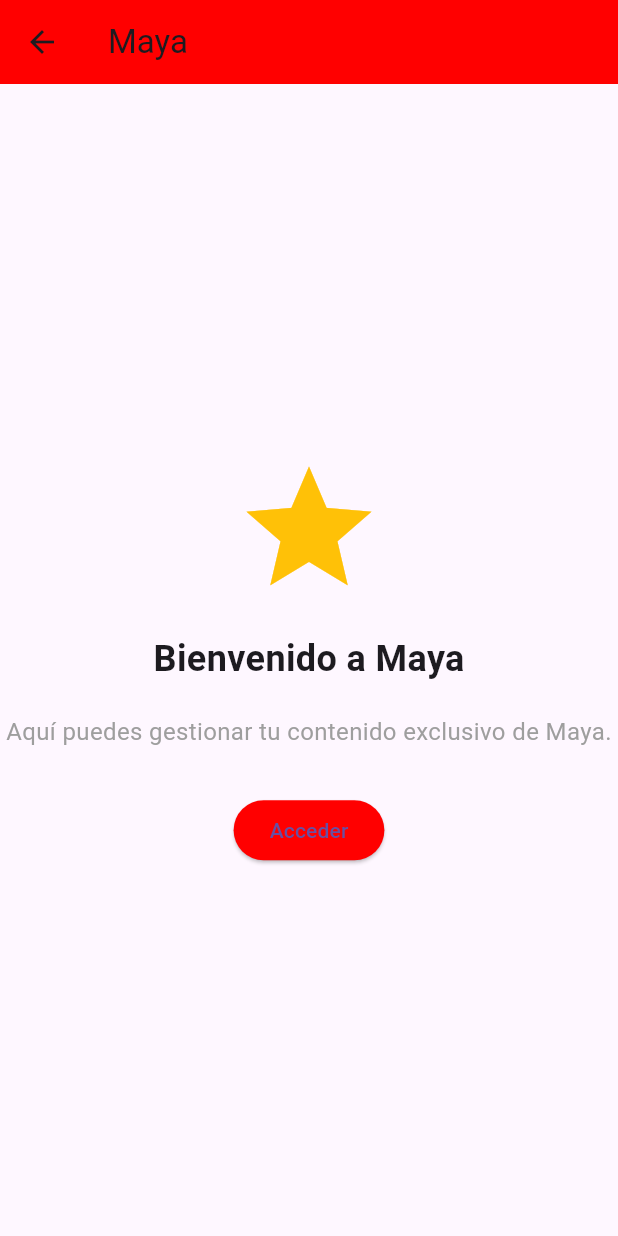
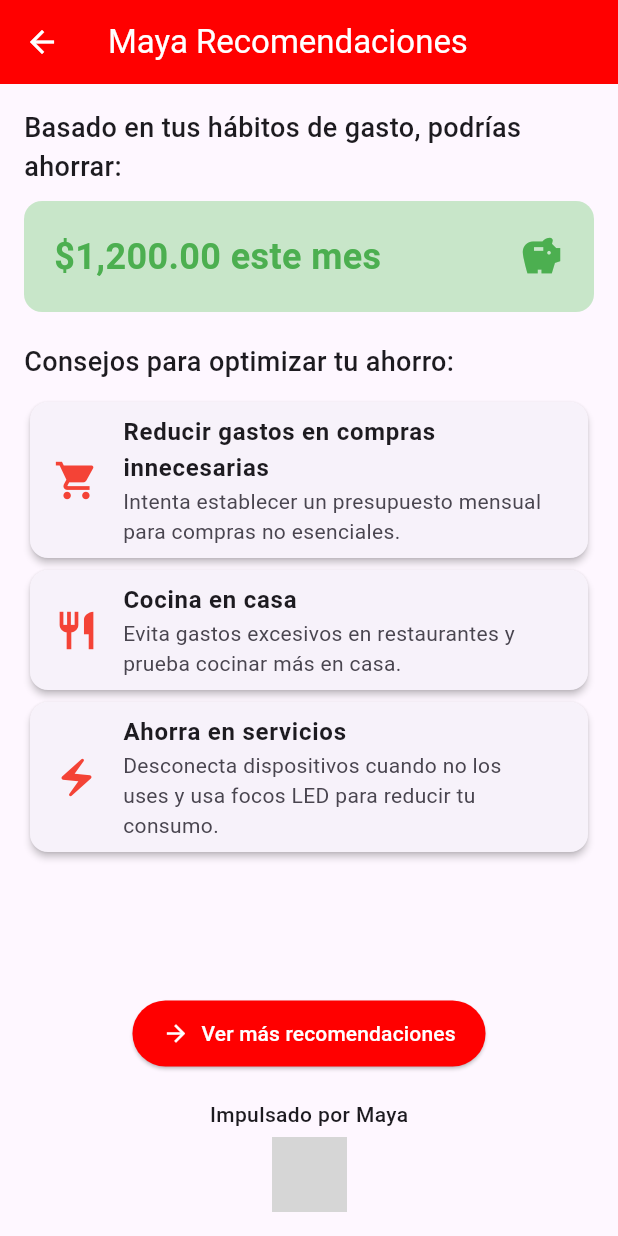
Before and after one commit to Jesus-G-C/4BitsBanorte, a Flutter app: the MayaScreen screen opened directly, on a phone screen of 412 x 824 dp. Run offline on Flutter 3.47's test engine with Material 3 defaults, Android fonts, the phone set to English and light mode, and no system bars; our stand-ins replace image_picker, local_auth; missing offline and left inert: screen_protector; grey boxes are pictures that could not be loaded.

```diff
--- a/banorte_app/lib/main.dart
+++ b/banorte_app/lib/main.dart
@@ -1,5 +1,6 @@
 // main.dart
 import 'package:flutter/material.dart';
+import 'package:screen_protector/screen_protector.dart';
 import 'screens/pre_login_screen.dart';
 
 void main() {
--- a/banorte_app/lib/screens/maya_screen.dart
+++ b/banorte_app/lib/screens/maya_screen.dart
@@ -1,41 +1,102 @@
 import 'package:flutter/material.dart';
 
 class MayaScreen extends StatelessWidget {
+  const MayaScreen({Key? key}) : super(key: key);
+
   @override
   Widget build(BuildContext context) {
     return Scaffold(
       appBar: AppBar(
-        title: Text('Maya'),
-        backgroundColor: Color(0xFFFF0000), // Color rojo de Maya
+        title: const Text('Maya Recomendaciones'),
+        backgroundColor: const Color(0xFFFF0000), // Color institucional de Banorte
+        foregroundColor: Colors.white,
+        elevation: 0,
       ),
-      body: Center(
+      body: Padding(
+        padding: const EdgeInsets.all(16.0),
         child: Column(
-          mainAxisAlignment: MainAxisAlignment.center,
-          children: <Widget>[
-            Icon(
-              Icons.star, // Icono que representa algo importante de Maya
-              size: 100,
-              color: Colors.amber,
+          crossAxisAlignment: CrossAxisAlignment.start,
+          children: [
+            const Text(
+              "Basado en tus hábitos de gasto, podrías ahorrar:",
+              style: TextStyle(fontSize: 18, fontWeight: FontWeight.w500),
             ),
-            SizedBox(height: 20),
-            Text(
-              'Bienvenido a Maya',
-              style: TextStyle(fontSize: 24, fontWeight: FontWeight.bold),
+            const SizedBox(height: 10),
+            Container(
+              padding: const EdgeInsets.all(20),
+              decoration: BoxDecoration(
+                color: Colors.green.shade100,
+                borderRadius: BorderRadius.circular(12),
+              ),
+              child: Row(
+                mainAxisAlignment: MainAxisAlignment.spaceBetween,
+                children: const [
+                  Text(
+                    "\$1,200.00 este mes",
+                    style: TextStyle(fontSize: 24, fontWeight: FontWeight.bold, color: Colors.green),
+                  ),
+                  Icon(Icons.savings, color: Colors.green, size: 30),
+                ],
+              ),
             ),
-            SizedBox(height: 20),
-            Text(
-              'Aquí puedes gestionar tu contenido exclusivo de Maya.',
-              textAlign: TextAlign.center,
-              style: TextStyle(fontSize: 16, color: Colors.grey),
+            const SizedBox(height: 20),
+            const Text(
+              "Consejos para optimizar tu ahorro:",
+              style: TextStyle(fontSize: 18, fontWeight: FontWeight.w500),
             ),
-            SizedBox(height: 30),
-            // Agrega cualquier otro widget relacionado con Maya
-            ElevatedButton(
-              onPressed: () {
-                // Aquí puedes poner alguna acción al presionar un botón, si es necesario
-              },
-              child: Text('Acceder'),
-              style: ElevatedButton.styleFrom(backgroundColor: Color(0xFFFF0000)),
+            const SizedBox(height: 10),
+            Expanded(
+              child: ListView(
+                children: const [
+                  MayaRecommendationItem(
+                    icon: Icons.shopping_cart,
+                    title: "Reducir gastos en compras innecesarias",
+                    description: "Intenta establecer un presupuesto mensual para compras no esenciales.",
+                  ),
+                  MayaRecommendationItem(
+                    icon: Icons.restaurant,
+                    title: "Cocina en casa",
+                    description: "Evita gastos excesivos en restaurantes y prueba cocinar más en casa.",
+                  ),
+                  MayaRecommendationItem(
+                    icon: Icons.electric_bolt,
+                    title: "Ahorra en servicios",
+                    description: "Desconecta dispositivos cuando no los uses y usa focos LED para reducir tu consumo.",
+                  ),
+                ],
+              ),
+            ),
+            const SizedBox(height: 20),
+            Center(
+              child: ElevatedButton.icon(
+                onPressed: () {
+                  // Acción para acceder a más detalles de Maya
+                },
+                icon: const Icon(Icons.arrow_forward),
+                label: const Text("Ver más recomendaciones"),
+                style: ElevatedButton.styleFrom(
+                  backgroundColor: const Color(0xFFFF0000),
+                  foregroundColor: Colors.white,
+                  padding: const EdgeInsets.symmetric(horizontal: 20, vertical: 12),
+                ),
+              ),
+            ),
+            const SizedBox(height: 20),
+            Center(
+              child: Column(
+                children: [
+                  const Text(
+                    "Impulsado por Maya",
+                    style: TextStyle(fontSize: 14, fontWeight: FontWeight.w500),
+                  ),
+                  const SizedBox(height: 5),
+                  Image.asset(
+                    'assets/ai_logo', // Asegúrate de tener este archivo en la carpeta assets
+                    width: 50,
+                    height: 50,
+                  ),
+                ],
+              ),
             ),
           ],
         ),
@@ -43,3 +104,29 @@
     );
   }
 }
+
+class MayaRecommendationItem extends StatelessWidget {
+  final IconData icon;
+  final String title;
+  final String description;
+
+  const MayaRecommendationItem({
+    Key? key,
+    required this.icon,
+    required this.title,
+    required this.description,
+  }) : super(key: key);
+
+  @override
+  Widget build(BuildContext context) {
+    return Card(
+      elevation: 2,
+      shape: RoundedRectangleBorder(borderRadius: BorderRadius.circular(12)),
+      child: ListTile(
+        leading: Icon(icon, color: Colors.red, size: 30),
+        title: Text(title, style: const TextStyle(fontWeight: FontWeight.bold)),
+        subtitle: Text(description),
+      ),
+    );
+  }
+}
--- a/banorte_app/pubspec.yaml
+++ b/banorte_app/pubspec.yaml
@@ -90,3 +90,6 @@
   #
   # For details regarding fonts from package dependencies,
   # see https://flutter.dev/to/font-from-package
+flutter:
+  assets:
+  - assets/ai_logo
```
Also changed, not shown: banorte_app/lib/screens/dashboard_screen.dart (+15 -4 lines), banorte_app/lib/screens/notifications_screen.dart (added, +107 -0 lines), banorte_app/lib/screens/settings_screen.dart (added, +167 -0 lines), banorte_app/assets/ai_logo.png (added), banorte_app/pubspec.lock.
